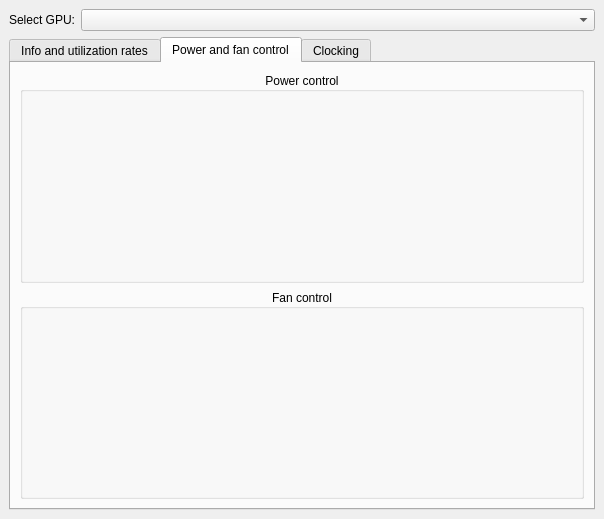
Qt form ui/mainwindow.ui (AlexandrAlexeev7119/NvCtrl-linux) before a commit.
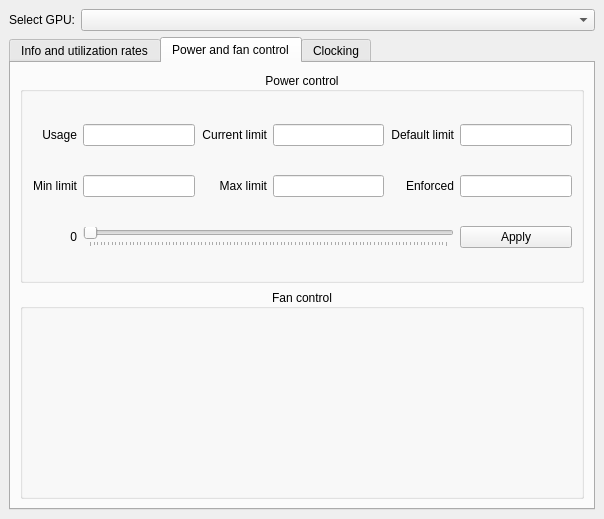
The same form after that commit. The open tabs and pages were chosen to show the change.

Commit message: added: power control

What changed in the file:
```diff
--- a/ui/mainwindow.ui
+++ b/ui/mainwindow.ui
@@ -309,16 +309,6 @@
         <string>Power and fan control</string>
        </attribute>
        <layout class="QGridLayout" name="gridLayout_7">
-        <item row="1" column="0">
-         <widget class="QGroupBox" name="groupBox_power_control">
-          <property name="title">
-           <string>Power control</string>
-          </property>
-          <property name="alignment">
-           <set>Qt::AlignCenter</set>
-          </property>
-         </widget>
-        </item>
         <item row="2" column="0">
          <widget class="QGroupBox" name="groupBox_fan_control">
           <property name="title">
@@ -329,6 +319,165 @@
           </property>
          </widget>
         </item>
+        <item row="1" column="0">
+         <widget class="QGroupBox" name="groupBox_power_control">
+          <property name="title">
+           <string>Power control</string>
+          </property>
+          <property name="alignment">
+           <set>Qt::AlignCenter</set>
+          </property>
+          <layout class="QGridLayout" name="gridLayout_3">
+           <item row="0" column="6">
+            <widget class="QLineEdit" name="lineEdit_default_power_limit">
+             <property name="alignment">
+              <set>Qt::AlignCenter</set>
+             </property>
+             <property name="readOnly">
+              <bool>true</bool>
+             </property>
+            </widget>
+           </item>
+           <item row="0" column="4">
+            <widget class="QLineEdit" name="lineEdit_current_power_limit">
+             <property name="alignment">
+              <set>Qt::AlignCenter</set>
+             </property>
+             <property name="readOnly">
+              <bool>true</bool>
+             </property>
+            </widget>
+           </item>
+           <item row="0" column="0">
+            <widget class="QLabel" name="label_current_power_usage">
+             <property name="text">
+              <string>Usage</string>
+             </property>
+             <property name="alignment">
+              <set>Qt::AlignRight|Qt::AlignTrailing|Qt::AlignVCenter</set>
+             </property>
+            </widget>
+           </item>
+           <item row="1" column="0">
+            <widget class="QLabel" name="label_min_power_limit">
+             <property name="text">
+              <string>Min limit</string>
+             </property>
+             <property name="alignment">
+              <set>Qt::AlignRight|Qt::AlignTrailing|Qt::AlignVCenter</set>
+             </property>
+            </widget>
+           </item>
+           <item row="0" column="3">
+            <widget class="QLabel" name="label_current_power_limit">
+             <property name="text">
+              <string>Current limit</string>
+             </property>
+             <property name="alignment">
+              <set>Qt::AlignRight|Qt::AlignTrailing|Qt::AlignVCenter</set>
+             </property>
+            </widget>
+           </item>
+           <item row="0" column="2">
+            <widget class="QLineEdit" name="lineEdit_current_power_usage">
+             <property name="alignment">
+              <set>Qt::AlignCenter</set>
+             </property>
+             <property name="readOnly">
+              <bool>true</bool>
+             </property>
+            </widget>
+           </item>
+           <item row="0" column="5">
+            <widget class="QLabel" name="label_default_power_limit">
+             <property name="text">
+              <string>Default limit</string>
+             </property>
+             <property name="alignment">
+              <set>Qt::AlignRight|Qt::AlignTrailing|Qt::AlignVCenter</set>
+             </property>
+            </widget>
+           </item>
+           <item row="1" column="5">
+            <widget class="QLabel" name="label_enforced_power_limit">
+             <property name="text">
+              <string>Enforced</string>
+             </property>
+             <property name="alignment">
+              <set>Qt::AlignRight|Qt::AlignTrailing|Qt::AlignVCenter</set>
+             </property>
+            </widget>
+           </item>
+           <item row="1" column="3">
+            <widget class="QLabel" name="label_max_power_limit">
+             <property name="text">
+              <string>Max limit</string>
+             </property>
+             <property name="alignment">
+              <set>Qt::AlignRight|Qt::AlignTrailing|Qt::AlignVCenter</set>
+             </property>
+            </widget>
+           </item>
+           <item row="1" column="2">
+            <widget class="QLineEdit" name="lineEdit_min_power_limit">
+             <property name="alignment">
+              <set>Qt::AlignCenter</set>
+             </property>
+             <property name="readOnly">
+              <bool>true</bool>
+             </property>
+            </widget>
+           </item>
+           <item row="1" column="4">
+            <widget class="QLineEdit" name="lineEdit_max_power_limit">
+             <property name="alignment">
+              <set>Qt::AlignCenter</set>
+             </property>
+             <property name="readOnly">
+              <bool>true</bool>
+             </property>
+            </widget>
+           </item>
+           <item row="1" column="6">
+            <widget class="QLineEdit" name="lineEdit_enforced_power_limit">
+             <property name="alignment">
+              <set>Qt::AlignCenter</set>
+             </property>
+             <property name="readOnly">
+              <bool>true</bool>
+             </property>
+            </widget>
+           </item>
+           <item row="2" column="0">
+            <widget class="QLabel" name="label_power_limit_slider_indicator">
+             <property name="text">
+              <string>0</string>
+             </property>
+             <property name="alignment">
+              <set>Qt::AlignRight|Qt::AlignTrailing|Qt::AlignVCenter</set>
+             </property>
+            </widget>
+           </item>
+           <item row="2" column="6">
+            <widget class="QPushButton" name="pushButton_apply_power_limit">
+             <property name="text">
+              <string>Apply</string>
+             </property>
+            </widget>
+           </item>
+           <item row="2" column="2" colspan="4">
+            <widget class="QSlider" name="horizontalSlider_change_power_limit">
+             <property name="orientation">
+              <enum>Qt::Horizontal</enum>
+             </property>
+             <property name="tickPosition">
+              <enum>QSlider::TicksBelow</enum>
+             </property>
+            </widget>
+           </item>
+          </layout>
+         </widget>
+        </item>
        </layout>
       </widget>
       <widget class="QWidget" name="tab_clocking">
```
The commit also changes 3 other files.
